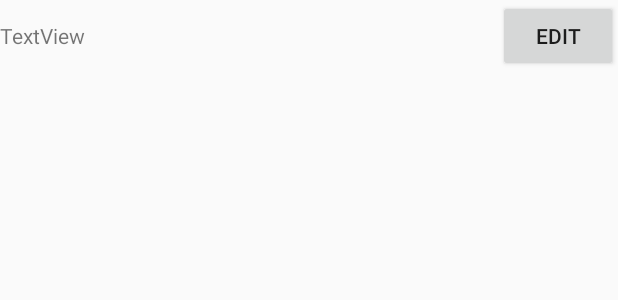
After one commit to sgcs11/project1, an Android app: the layout team_item.xml on its own in the app's theme, with its tools: preview values and no code run, on a phone screen of 412 x 824 dp. The commit adds this screen. Shown: the top 300 px of the screen. Run offline under Robolectric (Android 15) with nearby library versions, the phone set to English and light mode, and no system bars.

Commit message:
add item function

```diff
--- /dev/null
+++ b/app/src/main/res/layout/team_item.xml
@@ -0,0 +1,20 @@
+<?xml version="1.0" encoding="utf-8"?>
+<LinearLayout
+    xmlns:android="http://schemas.android.com/apk/res/android"
+    android:id="@+id/item_layout"
+    android:orientation="horizontal"
+    android:layout_width="match_parent"
+    android:layout_height="match_parent">
+
+    <TextView android:id="@+id/textView1"
+        android:text="TextView"
+        android:layout_width="wrap_content"
+        android:layout_height="wrap_content"
+        android:layout_weight="1"/>
+
+    <Button android:id="@+id/btnEdit"
+        android:layout_width="80dp"
+        android:layout_height="wrap_content"
+        android:text="Edit"/>
+
+</LinearLayout>
```
Also changed, not shown: app/src/main/java/com/example/joachanghwa/svoprj/quickteam.java (+136 -2 lines), app/src/main/res/layout/activity_quickteam.xml (+38 -7 lines).
